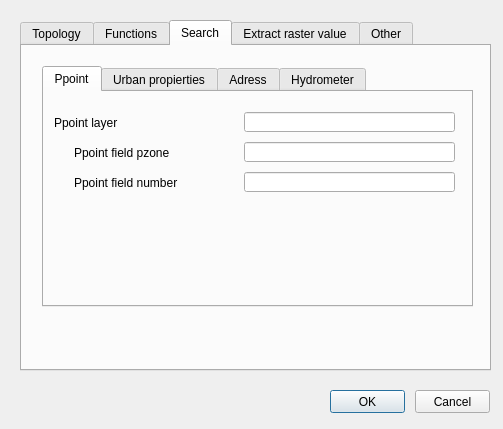
Qt form ui/config.ui (Giswater/giswater_qgis_plugin) before a commit.
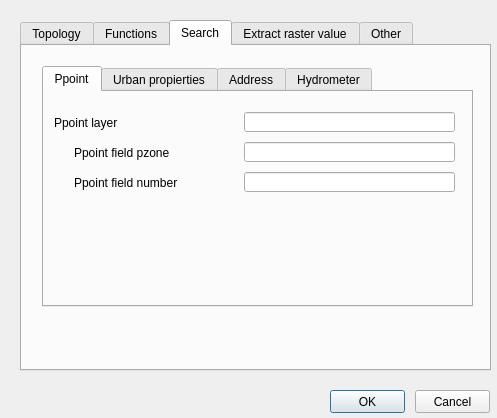
The same form after that commit. The open tabs and pages were chosen to show the change.

Patch:
```diff
--- a/ui/config.ui
+++ b/ui/config.ui
@@ -6,8 +6,8 @@
    <rect>
     <x>0</x>
     <y>0</y>
-    <width>503</width>
-    <height>429</height>
+    <width>497</width>
+    <height>418</height>
    </rect>
   </property>
   <property name="windowTitle">
@@ -1155,7 +1155,7 @@
      </widget>
      <widget class="QWidget" name="tab_9">
       <attribute name="title">
-       <string>Adress</string>
+       <string>Address</string>
       </attribute>
       <widget class="QLabel" name="label_node2arc_11">
        <property name="geometry">
```
Left out of the diff: 42 changed lines with no effect on the pictures.
